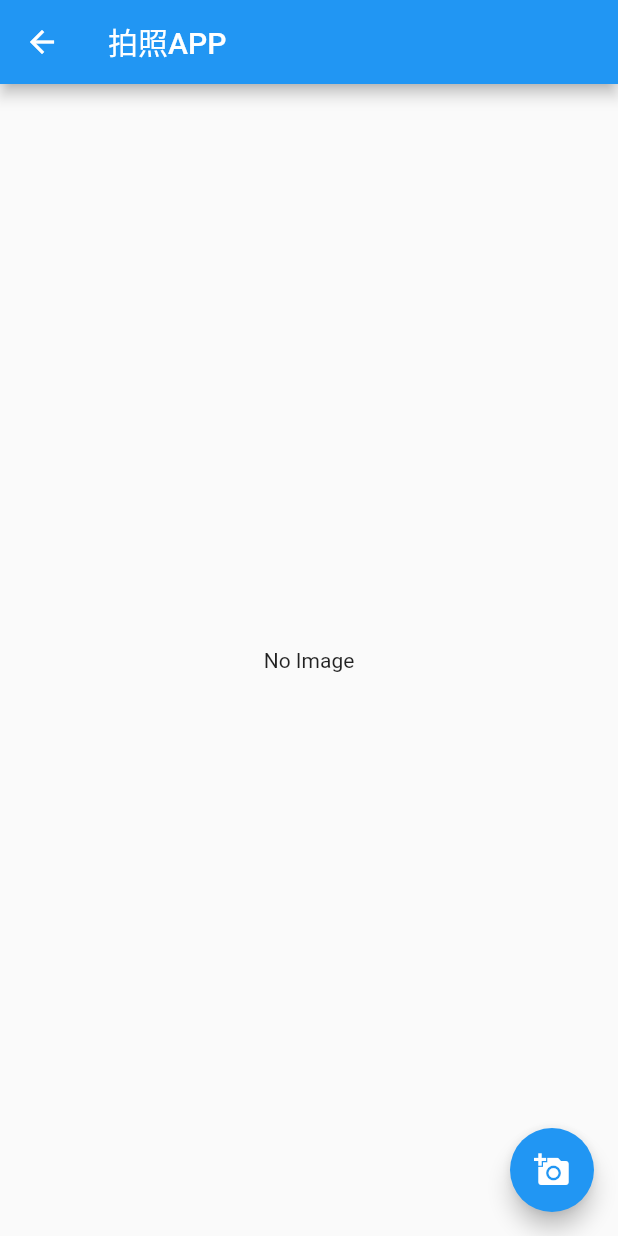
After one commit to zzzhim/flutter-----1, a Flutter app: the PhotoApp screen opened by its route, after a tap on the "add a photo" icon, on a phone screen of 412 x 824 dp. The commit adds this screen. Run offline on Flutter 3.47's test engine with Material 2 defaults, Android fonts, the phone set to English and light mode, and no system bars; our stand-ins replace image_picker; missing offline and left inert: flutter_color_plugin.

Commit message:
拍照APP开发

```diff
--- a/lib/main.dart
+++ b/lib/main.dart
@@ -8,6 +8,7 @@ import 'package:flutter_application_1/gesture_page.dart';
 import 'package:flutter_application_1/launcher_page.dart';
 import 'package:flutter_application_1/less_group_page.dart';
 import 'package:flutter_application_1/opp_learn.dart';
+import 'package:flutter_application_1/photo_app_page.dart';
 import 'package:flutter_application_1/plugin_use.dart';
 import 'package:flutter_application_1/statefull_group_page.dart';
 
@@ -66,6 +67,7 @@ class _DynamicTheme extends State<DynamicTheme> {
           'gesture': (BuildContext context) => GesturePage(),
           'launch': (BuildContext context) => LauncherPage(),
           'lifecycle': (BuildContext context) => AppLifecycle(),
+          'photo': (BuildContext context) => PhotoApp(),
         });
   }
 }
@@ -141,6 +143,7 @@ class _RouteNavigatorState extends State<RouteNavigator> {
           _item('GesturePage', GesturePage(), 'gesture'),
           _item('LauncherPage', LauncherPage(), 'launch'),
           _item('lifecycle', AppLifecycle(), 'lifecycle'),
+          _item('拍照APP', PhotoApp(), 'PhotoApp'),
         ],
       ),
     );
--- /dev/null
+++ b/lib/photo_app_page.dart
@@ -0,0 +1,46 @@
+import 'dart:io';
+
+import 'package:flutter/material.dart';
+import 'package:image_picker/image_picker.dart';
+
+// 拍照APP开发
+class PhotoApp extends StatefulWidget {
+  const PhotoApp({Key? key}) : super(key: key);
+
+  @override
+  _PhotoAppState createState() => _PhotoAppState();
+}
+
+class _PhotoAppState extends State<PhotoApp> {
+  XFile? _image;
+
+  Future getImage() async {
+    final ImagePicker _picker = ImagePicker();
+
+    var image = await _picker.pickImage(source: ImageSource.camera);
+
+    setState(() {
+      _image = image;
+    });
+  }
+
+  @override
+  Widget build(BuildContext context) {
+    return Scaffold(
+      appBar: AppBar(
+        title: Text('拍照APP'),
+      ),
+      body: Center(
+        // child: _image == null ? Text('No Image') : Image.file(_image as File),
+        child: _image?.path == null
+            ? Text('No Image')
+            : Image.file(File(_image!.path)),
+      ),
+      floatingActionButton: FloatingActionButton(
+        onPressed: getImage,
+        tooltip: 'Pick Image',
+        child: Icon(Icons.add_a_photo),
+      ),
+    );
+  }
+}
--- a/pubspec.yaml
+++ b/pubspec.yaml
@@ -36,6 +36,7 @@ dependencies:
   cupertino_icons: ^1.0.2
   flutter_color_plugin: ^1.1.0
   url_launcher: ^6.0.17
+  image_picker: ^0.8.4+4
 
 dev_dependencies:
   flutter_test:
```
Also changed, not shown: pubspec.lock.
